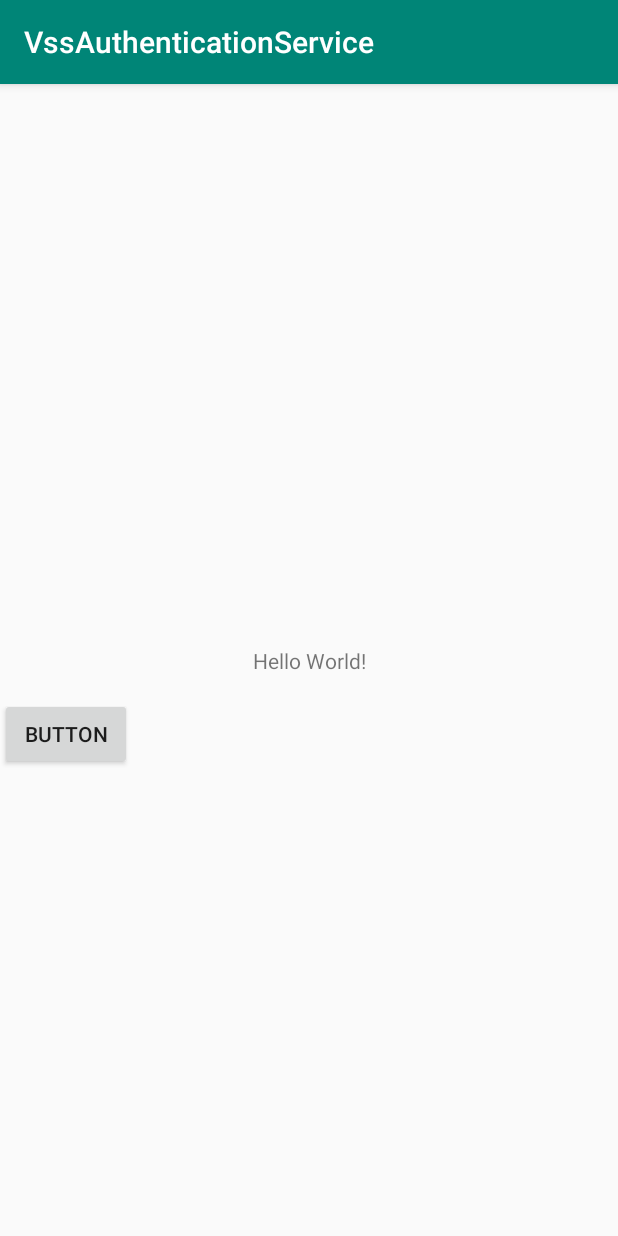
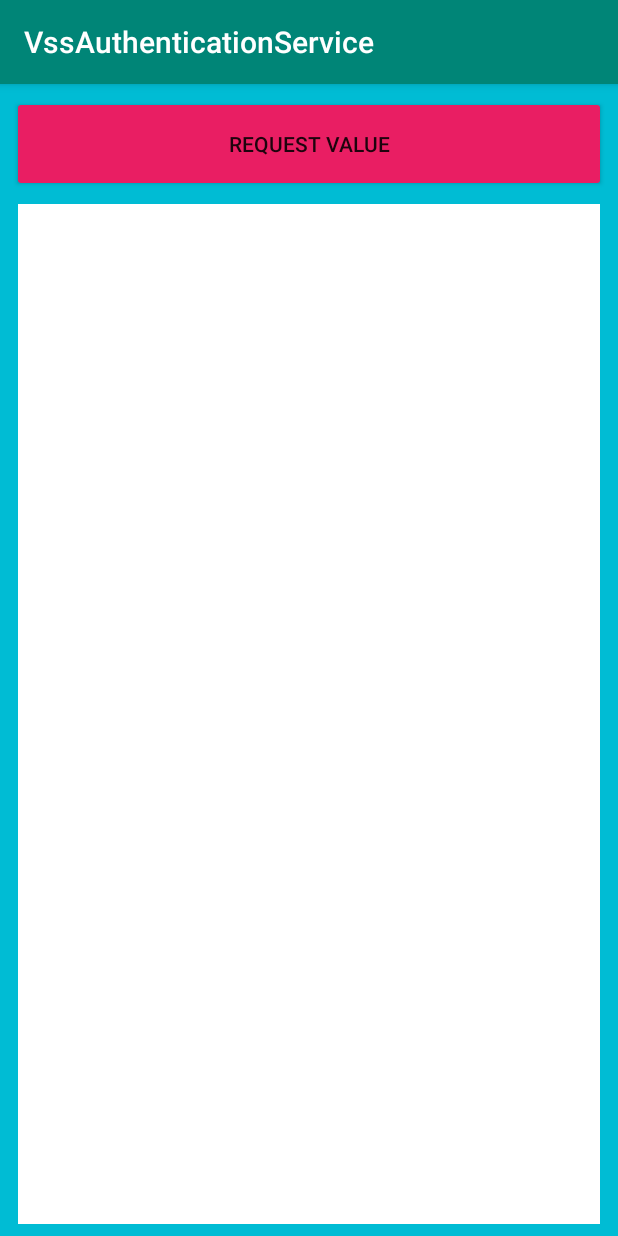
Before and after one commit to COVESA/aasig_dev_platform, an Android app: the screen it shows after launch (MainActivity), on a phone screen of 412 x 824 dp. Run offline under Robolectric (Android 15) with nearby library versions, the light colour scheme and no system bars; 1 statement that could not run was skipped.

Commit message:
Clean example application layout

```diff
--- a/vendor/genivi/modules/VssAuthenticationService/ExampleAppJava/src/main/java/org/genivi/vss/authenticationservice/MainActivity.java
+++ b/vendor/genivi/modules/VssAuthenticationService/ExampleAppJava/src/main/java/org/genivi/vss/authenticationservice/MainActivity.java
@@ -40,7 +40,7 @@ public class MainActivity extends AppCompatActivity {
             }
         }, BIND_AUTO_CREATE);
 
-        Button button = findViewById(R.id.button);
+        Button button = findViewById(R.id.btn_request_value);
         button.setOnClickListener(new View.OnClickListener() {
             @Override
             public void onClick(View v) {
--- a/vendor/genivi/modules/VssAuthenticationService/ExampleAppJava/src/main/res/layout/activity_main.xml
+++ b/vendor/genivi/modules/VssAuthenticationService/ExampleAppJava/src/main/res/layout/activity_main.xml
@@ -4,25 +4,37 @@
     xmlns:tools="http://schemas.android.com/tools"
     android:layout_width="match_parent"
     android:layout_height="match_parent"
+    android:background="#00BCD4"
     tools:context=".MainActivity">
 
-    <TextView
-        android:id="@+id/textView"
-        android:layout_width="wrap_content"
-        android:layout_height="wrap_content"
-        android:text="Hello World!"
-        app:layout_constraintBottom_toBottomOf="parent"
-        app:layout_constraintLeft_toLeftOf="parent"
-        app:layout_constraintRight_toRightOf="parent"
+    <Button
+        android:id="@+id/btn_request_value"
+        style="@style/Widget.AppCompat.Button.Small"
+        android:layout_width="0dp"
+        android:layout_height="64dp"
+        android:layout_marginStart="8dp"
+        android:layout_marginTop="8dp"
+        android:layout_marginEnd="8dp"
+        android:backgroundTint="#E91E63"
+        android:text="Request value"
+        app:layout_constraintEnd_toEndOf="parent"
+        app:layout_constraintStart_toStartOf="parent"
         app:layout_constraintTop_toTopOf="parent" />
 
-    <Button
-        android:id="@+id/button"
-        android:layout_width="wrap_content"
-        android:layout_height="wrap_content"
-        android:layout_marginTop="15dp"
-        android:text="Button"
-        app:layout_constraintTop_toBottomOf="@+id/textView"
-        tools:layout_editor_absoluteX="160dp" />
+    <TextView
+        android:id="@+id/tv_logs"
+        android:layout_width="0dp"
+        android:layout_height="0dp"
+        android:layout_marginStart="4dp"
+        android:layout_marginEnd="4dp"
+        android:layout_marginTop="8dp"
+        android:layout_marginBottom="8dp"
+        android:padding="8dp"
+        android:background="#FFFFFF"
+        app:layout_constraintBottom_toBottomOf="parent"
+        app:layout_constraintEnd_toEndOf="@+id/btn_request_value"
+        app:layout_constraintStart_toStartOf="@+id/btn_request_value"
+        app:layout_constraintTop_toBottomOf="@+id/btn_request_value"
+        tools:text='Requesting token...\nAuthenticating to GrapQL Server...\nRequesting value...' />
 
 </androidx.constraintlayout.widget.ConstraintLayout>
```
